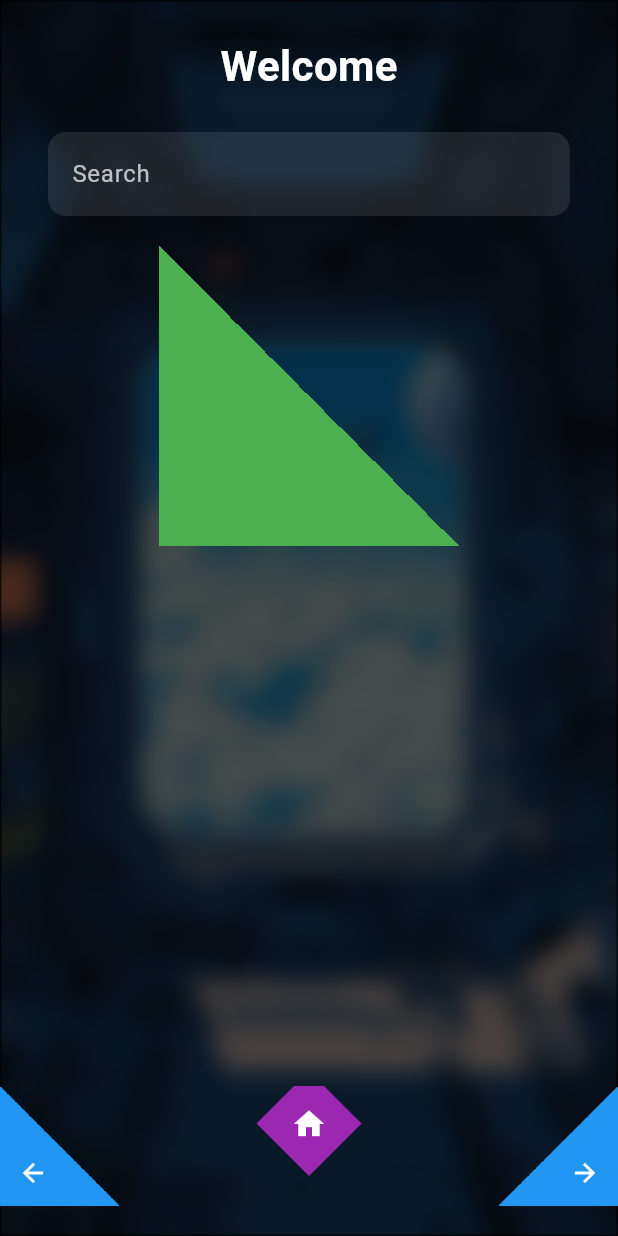
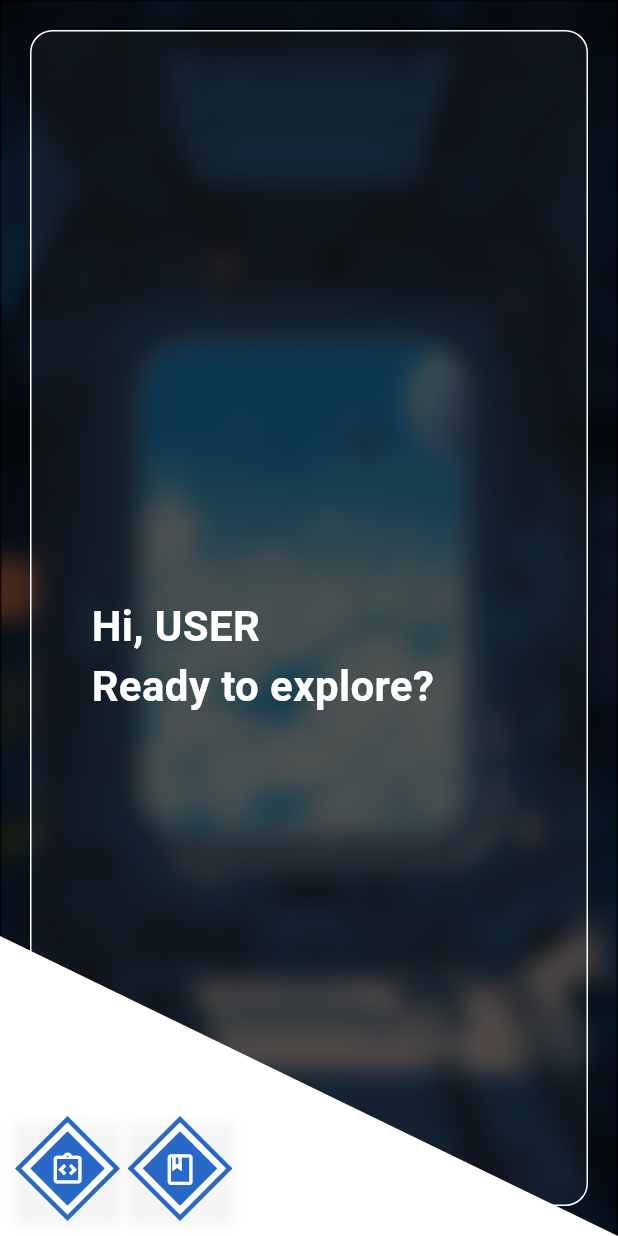
Before and after one commit to iv8late/flutter-app-scm, a Flutter app: the HomeScreen screen opened by its route, on a phone screen of 412 x 824 dp. Run offline on Flutter 3.47's test engine with Material 3 defaults, Android fonts, the phone set to English and light mode, and no system bars; our stand-ins replace flutter_login, flutter_svg, font_awesome_flutter, google_fonts, smooth_page_indicator, url_launcher_web.

Commit message:
home/not finished

```diff
--- a/lib/modules/home/screens/home.dart
+++ b/lib/modules/home/screens/home.dart
@@ -1,4 +1,5 @@
 import 'package:flutter/material.dart';
+import 'package:project_base_app/config/theme/app_theme.dart';
 import 'package:project_base_app/modules/layout/glass_background_layout.dart';
 import 'package:project_base_app/shared/widgets/bottom_buttons.dart';
 
@@ -18,99 +19,147 @@ class _HomeScreenState extends State<HomeScreen> {
       body: GlassBackgroundLayout(
         child: Stack(
           children: [
-            SafeArea(
-              child: SingleChildScrollView(
-                padding: const EdgeInsets.symmetric(horizontal: 32.0),
+            Positioned.fill(
+              child: Container(
+                margin: const EdgeInsets.all(20),
+                padding: const EdgeInsets.all(40),
+                decoration: BoxDecoration(
+                  color: Colors.white.withAlpha(10),
+                  border: Border.all(color: Colors.white, width: 1),
+                  borderRadius: BorderRadius.all(Radius.circular(15)),
+                ),
                 child: Column(
-                  crossAxisAlignment: CrossAxisAlignment.center,
-                  children: [
-                    const SizedBox(height: 24),
+                  mainAxisAlignment: MainAxisAlignment.center,
+                  crossAxisAlignment: CrossAxisAlignment.start,
+                  children: const [
+                    SizedBox(height: 50),
                     Text(
-                      'Welcome',
+                      'Hi, USER',
                       style: TextStyle(
                         fontSize: 28,
                         color: Colors.white,
                         fontWeight: FontWeight.bold,
                       ),
                     ),
-                    const SizedBox(height: 24),
 
-                    TextField(
-                      controller: _emailController,
-                      style: const TextStyle(color: Colors.white),
-                      decoration: InputDecoration(
-                        hintText: 'Search',
-                        hintStyle: TextStyle(color: Colors.white70),
-                        filled: true,
-                        fillColor: Colors.white.withOpacity(0.1),
-                        border: OutlineInputBorder(
-                          borderRadius: BorderRadius.circular(12),
-                          borderSide: BorderSide.none,
+                    Text(
+                      'Ready to explore?',
+                      style: TextStyle(
+                        fontSize: 28,
+                        color: Colors.white,
+                        fontWeight: FontWeight.bold,
                       ),
                     ),
-                    ),
-
-                    const SizedBox(height: 20),
-
-                    Container(
-                      height: 200,
-                      width: 200,
-                      decoration: BoxDecoration(
-                        gradient: LinearGradient(
-                          stops: [.5, .5],
-                          begin: Alignment.bottomLeft,
-                          end: Alignment.topRight,
-                          colors: [Colors.green, Colors.transparent],
-                        ),
-                      ),
-                    ),
-
-                    const SizedBox(height: 120),
                   ],
                 ),
               ),
             ),
 
+            // SafeArea(
+            //   child: SingleChildScrollView(
+            //     padding: const EdgeInsets.symmetric(horizontal: 32.0),
+            //     child: Column(
+            //       crossAxisAlignment: CrossAxisAlignment.center,
+            //       children: [
+            //         const SizedBox(height: 24),
+            //         Text(
+            //           'Welcome',
+            //           style: TextStyle(
+            //             fontSize: 28,
+            //             color: Colors.white,
+            //             fontWeight: FontWeight.bold,
+            //           ),
+            //         ),
+            //         const SizedBox(height: 24),
+
+            //         TextField(
+            //           controller: _emailController,
+            //           style: const TextStyle(color: Colors.white),
+            //           decoration: InputDecoration(
+            //             hintText: 'Search',
+            //             hintStyle: TextStyle(color: Colors.white70),
+            //             filled: true,
+            //             fillColor: Colors.white.withAlpha(10),
+            //             border: OutlineInputBorder(
+            //               borderRadius: BorderRadius.circular(12),
+            //               borderSide: BorderSide.none,
+            //             ),
+            //           ),
+            //         ),
+            //       ],
+            //     ),
+            //   ),
+            // ),
             Positioned(
-              bottom: 20,
+              bottom: 0,
               left: 0,
               right: 0,
-              child: Center(
+              child: ClipPath(
+                clipper: BottomRightTriangleClipper(),
+                child: Container(
+                  width: MediaQuery.of(context).size.width,
+                  height: 200,
+                  color: AppTheme.white,
+                ),
+              ),
+            ),
+
+            Positioned(
+              bottom: 10,
+              left: 10,
+              right: 0,
               child: Stack(
-                  alignment: Alignment.bottomCenter,
+                alignment: Alignment.bottomLeft,
+                clipBehavior: Clip.none,
                 children: [
+                  // Botones izquierda y derecha
                   Row(
-                      mainAxisAlignment: MainAxisAlignment.spaceBetween,
-                      crossAxisAlignment: CrossAxisAlignment.end,
-                      mainAxisSize: MainAxisSize.max,
+                    mainAxisAlignment: MainAxisAlignment.start,
                     children: [
-                        rectangleTriangleButton(
+                      diamondButton(
                         onTap: () {},
-                          color: Colors.blue,
-                          icon: Icons.arrow_back,
-                          direction: TriangleDirection.left,
+                        borderColor: AppTheme.blue,
+                        color: Colors.white,
+                        bgcolor: AppTheme.blue,
+                        width: 70,
+                        icon: Icons.integration_instructions_outlined,
                       ),
-                        const SizedBox(width: 40),
-                        rectangleTriangleButton(
+                      const SizedBox(width: 5),
+                      diamondButton(
                         onTap: () {},
-                          color: Colors.blue,
-                          icon: Icons.arrow_forward,
-                          direction: TriangleDirection.right,
+                        borderColor: AppTheme.blue,
+                        color: Colors.white,
+                        bgcolor: AppTheme.blue,
+                        width: 70,
+                        icon: Icons.book_outlined,
                       ),
                     ],
                   ),
 
-                    Positioned(
-                      bottom: 20,
-                      child: diamondButton(
-                        onTap: () {},
-                        color: Colors.purple,
-                        width: 70,
-                        icon: Icons.home,
-                      ),
-                    ),
+                  // Positioned(
+                  //   bottom: 40,
+                  //   child: diamondButton(
+                  //     onTap: () {},
+                  //     borderColor: AppTheme.blue,
+                  //     color: Colors.white,
+                  //     bgcolor: AppTheme.blue,
+                  //     width: 140,
+                  //     icon: Icons.psychology_alt_outlined,
+                  //   ),
+                  // ),
+
+                  // Positioned(
+                  //   bottom: 40,
+                  //   child: diamondButton(
+                  //     onTap: () {},
+                  //     borderColor: AppTheme.blue,
+                  //     color: Colors.white,
+                  //     bgcolor: AppTheme.blue,
+                  //     width: 140,
+                  //     icon: Icons.psychology_alt_outlined,
+                  //   ),
+                  // ),
                 ],
-                ),
               ),
             ),
           ],
--- a/lib/shared/widgets/bottom_buttons.dart
+++ b/lib/shared/widgets/bottom_buttons.dart
@@ -18,19 +18,62 @@ class DiamondClipper extends CustomClipper<Path> {
 
 Widget diamondButton({
   required VoidCallback onTap,
-  required Color color,
+  Color color = Colors.transparent,
+  Color bgcolor = Colors.transparent,
   double? width,
   IconData icon = Icons.home,
+  Color borderColor = Colors.white,
+  double? borderWidth,
+  double elevation = 6.0,
 }) {
+  double size = width ?? 80;
+  double dynamicBorderWidth = borderWidth ?? (size * 0.06); // ~6% of size
+  double iconSize = size * 0.35;
+
   return GestureDetector(
     onTap: onTap,
-    child: ClipPath(
-      clipper: DiamondClipper(),
-      child: Container(
-        width: width ?? 80,
-        height: width ?? 80,
-        color: color,
-        child: Center(child: Icon(icon, color: Colors.white)),
+    child: Container(
+      width: size,
+      height: size,
+      decoration: BoxDecoration(
+        boxShadow: [
+          BoxShadow(
+            color: Colors.black.withAlpha(10),
+            blurRadius: elevation,
+            offset: const Offset(0, 3),
+          ),
+        ],
+      ),
+      child: ClipPath(
+        clipper: DiamondClipper(),
+        child: Container(
+          color: borderColor,
+          child: Padding(
+            padding: EdgeInsets.all(dynamicBorderWidth),
+            child: ClipPath(
+              clipper: DiamondClipper(),
+              child: Container(
+                color: color,
+                child: Padding(
+                  padding: const EdgeInsets.all(6.0),
+                  child: ClipPath(
+                    clipper: DiamondClipper(),
+                    child: Container(
+                      color: bgcolor,
+                      child: Center(
+                        child: Icon(
+                          icon,
+                          size: iconSize.clamp(12, 30),
+                          color: Colors.white,
+                        ),
+                      ),
+                    ),
+                  ),
+                ),
+              ),
+            ),
+          ),
+        ),
       ),
     ),
   );
@@ -51,24 +94,111 @@ class TriangleClipper extends CustomClipper<Path> {
   bool shouldReclip(CustomClipper<Path> oldClipper) => false;
 }
 
+class UpwardTriangleClipper extends CustomClipper<Path> {
+  @override
+  Path getClip(Size size) {
+    final path = Path();
+    path.moveTo(size.width / 2, 0); // Punta arriba
+    path.lineTo(0, size.height); // Esquina inferior izquierda
+    path.lineTo(size.width, size.height); // Esquina inferior derecha
+    path.close();
+    return path;
+  }
+
+  @override
+  bool shouldReclip(CustomClipper<Path> oldClipper) => false;
+}
+
 Widget triangleButton({
   required VoidCallback onTap,
-  required Color color,
-  double? width,
+  Color borderColor = Colors.white,
+  Color color = Colors.transparent,
+  double width = 80,
+  double? height,
+  double borderWidth = 3,
   IconData icon = Icons.home,
+  double elevation = 6.0,
+  Color iconColor = Colors.white,
 }) {
+  double h = height ?? (width * 0.5);
+  double iconSize = (width * 0.35).clamp(12, 26); // Responsivo
+
   return GestureDetector(
     onTap: onTap,
-    child: ClipPath(
-      clipper: TriangleClipper(),
-      child: Container(
-        width: width ?? 80,
-        height: width ?? 80,
-        color: color,
-        child: Center(child: Icon(icon, color: Colors.white)),
+    child: Container(
+      width: width,
+      height: h,
+      decoration: BoxDecoration(
+        boxShadow: [
+          BoxShadow(
+            color: Colors.black.withOpacity(0.25),
+            spreadRadius: 1,
+            blurRadius: elevation,
+            offset: const Offset(0, 2),
+          ),
+        ],
+      ),
+      child: Stack(
+        alignment: Alignment.center,
+        children: [
+          CustomPaint(
+            size: Size(width, h),
+            painter: TrianglePainter(
+              borderColor: borderColor,
+              fillColor: color,
+              borderWidth: borderWidth,
+            ),
+          ),
+          Icon(icon, color: iconColor, size: iconSize),
+        ],
       ),
     ),
   );
+}
+
+class TrianglePainter extends CustomPainter {
+  final Color borderColor;
+  final Color fillColor;
+  final double borderWidth;
+
+  TrianglePainter({
+    required this.borderColor,
+    required this.fillColor,
+    required this.borderWidth,
+  });
+
+  @override
+  void paint(Canvas canvas, Size size) {
+    final Path outer =
+        Path()
+          ..moveTo(size.width / 2, 0)
+          ..lineTo(0, size.height)
+          ..lineTo(size.width, size.height)
+          ..close();
+
+    final Paint borderPaint =
+        Paint()
+          ..color = borderColor
+          ..style = PaintingStyle.fill;
+    canvas.drawPath(outer, borderPaint);
+
+    final double bw = borderWidth;
+    final Path inner =
+        Path()
+          ..moveTo(size.width / 2, bw)
+          ..lineTo(bw, size.height - bw)
+          ..lineTo(size.width - bw, size.height - bw)
+          ..close();
+
+    final Paint fillPaint =
+        Paint()
+          ..color = fillColor
+          ..style = PaintingStyle.fill;
+    canvas.drawPath(inner, fillPaint);
+  }
+
+  @override
+  bool shouldRepaint(CustomPainter oldDelegate) => false;
 }
 
 enum TriangleDirection { left, right }
@@ -83,13 +213,12 @@ class RightAngleTriangleClipper extends CustomClipper<Path> {
     final path = Path();
 
     if (direction == TriangleDirection.left) {
-      // Triángulo rectángulo con ángulo en bottom-left
-      path.moveTo(0, size.height); // bottom-left (ángulo recto)
-      path.lineTo(size.width, size.height); // bottom-right
+      path.moveTo(0, size.height);
+      path.lineTo(size.width, size.height);
       path.lineTo(0, 0); // top-left
     } else {
-      // Triángulo rectángulo con ángulo en bottom-right
-      path.moveTo(size.width, size.height); // bottom-right (ángulo recto)
+      //right
+      path.moveTo(size.width, size.height); // bottom-right
       path.lineTo(0, size.height); // bottom-left
       path.lineTo(size.width, 0); // top-right
     }
@@ -144,3 +273,18 @@ Widget rectangleTriangleButton({
     ),
   );
 }
+
+class BottomRightTriangleClipper extends CustomClipper<Path> {
+  @override
+  Path getClip(Size size) {
+    Path path = Path();
+    path.moveTo(0, size.height); // bottom left
+    path.lineTo(size.width, size.height); // bottom right (punta)
+    path.lineTo(0, 0); // top left
+    path.close();
+    return path;
+  }
+
+  @override
+  bool shouldReclip(CustomClipper<Path> oldClipper) => false;
+}
```
Lines whose indentation alone changed are shown as unchanged.
